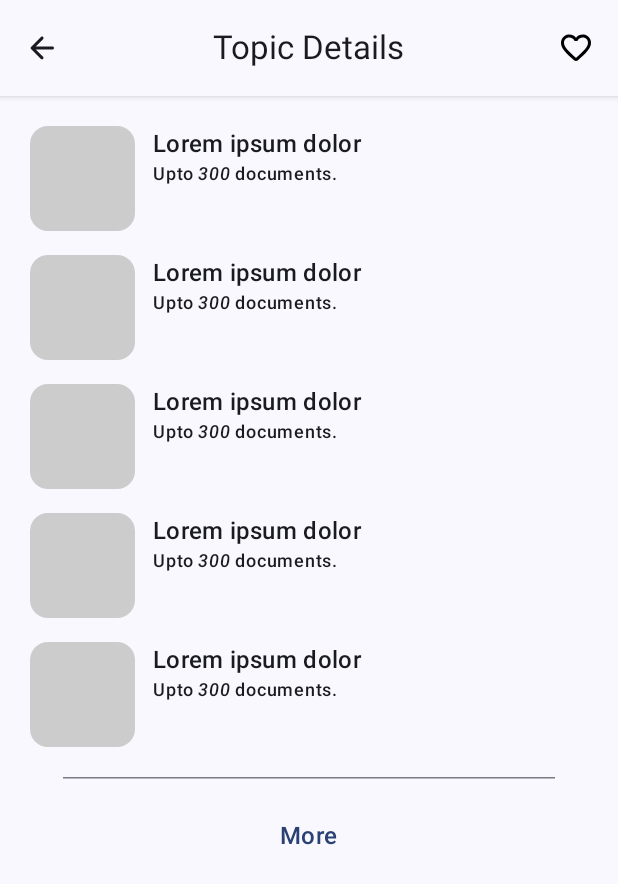
After one commit to kdbrian/Sage, an Android app built with Jetpack Compose: the composable TopicDetails shown on its own in the app's theme, on a phone screen of 412 x 824 dp. The commit adds this screen. Shown: the top 884 px of the screen. Run offline under Robolectric (Android 15) with nearby library versions, the phone set to English and light mode, and no system bars.

Commit message:
refactor/ - details screen impl

```diff
--- a/app/src/main/java/com/kdbrian/sage/MainActivity.kt
+++ b/app/src/main/java/com/kdbrian/sage/MainActivity.kt
@@ -5,13 +5,7 @@ import android.os.Bundle
 import androidx.activity.ComponentActivity
 import androidx.activity.compose.setContent
 import androidx.activity.enableEdgeToEdge
-import androidx.compose.foundation.layout.fillMaxSize
-import androidx.compose.foundation.layout.padding
-import androidx.compose.material3.Scaffold
-import androidx.compose.material3.Text
 import androidx.compose.runtime.Composable
-import androidx.compose.ui.Modifier
-import androidx.compose.ui.tooling.preview.Preview
 import androidx.core.view.WindowCompat
 import com.kdbrian.sage.ui.theme.SageTheme
 
--- a/app/src/main/java/com/kdbrian/sage/ui/composables/CategoryItem.kt
+++ b/app/src/main/java/com/kdbrian/sage/ui/composables/CategoryItem.kt
@@ -1,19 +1,16 @@
 package com.kdbrian.sage.ui.composables
 
 import androidx.compose.foundation.layout.Arrangement
-import androidx.compose.foundation.layout.Box
 import androidx.compose.foundation.layout.Row
 import androidx.compose.foundation.layout.fillMaxSize
 import androidx.compose.foundation.layout.padding
 import androidx.compose.foundation.layout.requiredHeightIn
 import androidx.compose.foundation.layout.requiredWidthIn
-import androidx.compose.foundation.layout.widthIn
 import androidx.compose.foundation.shape.RoundedCornerShape
 import androidx.compose.foundation.text.BasicText
 import androidx.compose.foundation.text.TextAutoSize
 import androidx.compose.material3.MaterialTheme
 import androidx.compose.material3.Surface
-import androidx.compose.material3.Text
 import androidx.compose.runtime.Composable
 import androidx.compose.ui.Alignment
 import androidx.compose.ui.Modifier
--- /dev/null
+++ b/app/src/main/java/com/kdbrian/sage/ui/composables/ListItemPreview.kt
@@ -0,0 +1,98 @@
+package com.kdbrian.sage.ui.composables
+
+import androidx.compose.foundation.background
+import androidx.compose.foundation.layout.Box
+import androidx.compose.foundation.layout.Column
+import androidx.compose.foundation.layout.Row
+import androidx.compose.foundation.layout.Spacer
+import androidx.compose.foundation.layout.fillMaxSize
+import androidx.compose.foundation.layout.fillMaxWidth
+import androidx.compose.foundation.layout.padding
+import androidx.compose.foundation.layout.size
+import androidx.compose.foundation.shape.RoundedCornerShape
+import androidx.compose.material3.MaterialTheme
+import androidx.compose.material3.Surface
+import androidx.compose.material3.Text
+import androidx.compose.runtime.Composable
+import androidx.compose.ui.Alignment
+import androidx.compose.ui.Modifier
+import androidx.compose.ui.graphics.Color
+import androidx.compose.ui.text.SpanStyle
+import androidx.compose.ui.text.buildAnnotatedString
+import androidx.compose.ui.text.font.FontStyle
+import androidx.compose.ui.text.font.FontWeight
+import androidx.compose.ui.text.withStyle
+import androidx.compose.ui.tooling.preview.Preview
+import androidx.compose.ui.tooling.preview.datasource.LoremIpsum
+import androidx.compose.ui.unit.dp
+import com.kdbrian.sage.App
+
+@Composable
+fun ListItemPreview(
+    modifier: Modifier = Modifier,
+    onClick: () -> Unit = {}
+) {
+
+    Surface(
+        onClick = onClick,
+        modifier = modifier
+            .fillMaxWidth()
+            .padding(4.dp),
+        shape = RoundedCornerShape(16.dp),
+    ) {
+        Row(
+            modifier = Modifier.padding(4.dp),
+            verticalAlignment = Alignment.Top
+        ) {
+
+            Box(
+                modifier = Modifier
+                    .size(70.dp)
+                    .background(color = Color.LightGray, shape = RoundedCornerShape(12.dp))
+            )
+
+            Spacer(Modifier.padding(6.dp))
+
+            Column(
+                horizontalAlignment = Alignment.Start,
+
+                ) {
+
+                Text(
+                    text = LoremIpsum(3).values.joinToString(),
+                    style = MaterialTheme.typography.titleMedium
+                )
+
+                Text(
+                    text = buildAnnotatedString {
+                        append("Upto ")
+                        withStyle(
+                            SpanStyle(
+                                fontStyle = FontStyle.Italic,
+                                fontWeight = FontWeight.SemiBold
+                            )
+                        ) {
+                            append("300 ")
+                        }
+                        append("documents.")
+                    },
+                    style = MaterialTheme.typography.labelMedium
+                )
+            }
+
+        }
+
+
+    }
+
+}
+
+@Preview
+@Composable
+private fun TopicItemPreviewPrev() {
+    App {
+        Box(modifier = Modifier.fillMaxSize(), contentAlignment = Alignment.Center) {
+            ListItemPreview()
+        }
+    }
+}
--- a/app/src/main/java/com/kdbrian/sage/ui/composables/RoundedInputField.kt
+++ b/app/src/main/java/com/kdbrian/sage/ui/composables/RoundedInputField.kt
@@ -6,9 +6,6 @@ import androidx.compose.foundation.text.KeyboardOptions
 import androidx.compose.foundation.text.input.TextFieldState
 import androidx.compose.foundation.text.input.rememberTextFieldState
 import androidx.compose.foundation.text.input.setTextAndPlaceCursorAtEnd
-import androidx.compose.material.icons.Icons
-import androidx.compose.material.icons.rounded.Search
-import androidx.compose.material3.Icon
 import androidx.compose.material3.MaterialTheme
 import androidx.compose.material3.Text
 import androidx.compose.material3.TextField
--- a/app/src/main/java/com/kdbrian/sage/ui/composables/RowButton.kt
+++ b/app/src/main/java/com/kdbrian/sage/ui/composables/RowButton.kt
@@ -5,10 +5,6 @@ import androidx.compose.foundation.layout.Row
 import androidx.compose.foundation.layout.fillMaxWidth
 import androidx.compose.foundation.layout.padding
 import androidx.compose.foundation.shape.RoundedCornerShape
-import androidx.compose.material.icons.Icons
-import androidx.compose.material.icons.rounded.KeyboardArrowRight
-import androidx.compose.material3.Icon
-import androidx.compose.material3.IconButton
 import androidx.compose.material3.MaterialTheme
 import androidx.compose.material3.Surface
 import androidx.compose.material3.Text
--- a/app/src/main/java/com/kdbrian/sage/ui/composables/TopicCard.kt
+++ b/app/src/main/java/com/kdbrian/sage/ui/composables/TopicCard.kt
@@ -3,7 +3,6 @@ package com.kdbrian.sage.ui.composables
 import androidx.compose.foundation.layout.Box
 import androidx.compose.foundation.layout.fillMaxSize
 import androidx.compose.foundation.layout.requiredSize
-import androidx.compose.foundation.layout.sizeIn
 import androidx.compose.foundation.shape.RoundedCornerShape
 import androidx.compose.material3.MaterialTheme
 import androidx.compose.material3.Surface
--- a/app/src/main/java/com/kdbrian/sage/ui/screens/HomeScreen.kt
+++ b/app/src/main/java/com/kdbrian/sage/ui/screens/HomeScreen.kt
@@ -18,17 +18,12 @@ import androidx.compose.foundation.shape.RoundedCornerShape
 import androidx.compose.material.icons.Icons
 import androidx.compose.material.icons.automirrored.rounded.OpenInNew
 import androidx.compose.material.icons.rounded.Search
-import androidx.compose.material3.DrawerValue
 import androidx.compose.material3.Icon
 import androidx.compose.material3.MaterialTheme
-import androidx.compose.material3.ModalDrawerSheet
-import androidx.compose.material3.ModalNavigationDrawer
-import androidx.compose.material3.NavigationDrawerItem
 import androidx.compose.material3.Scaffold
 import androidx.compose.material3.Surface
 import androidx.compose.material3.Text
 import androidx.compose.material3.TextButton
-import androidx.compose.material3.rememberDrawerState
 import androidx.compose.runtime.Composable
 import androidx.compose.ui.Alignment
 import androidx.compose.ui.Modifier
@@ -40,7 +35,6 @@ import androidx.compose.ui.text.buildAnnotatedString
 import androidx.compose.ui.text.font.FontWeight
 import androidx.compose.ui.text.style.TextAlign
 import androidx.compose.ui.tooling.preview.Preview
-import androidx.compose.ui.tooling.preview.datasource.LoremIpsum
 import androidx.compose.ui.unit.dp
 import coil3.compose.AsyncImage
 import com.kdbrian.sage.R
--- /dev/null
+++ b/app/src/main/java/com/kdbrian/sage/ui/screens/TopicDetails.kt
@@ -0,0 +1,142 @@
+package com.kdbrian.sage.ui.screens
+
+import androidx.compose.animation.animateColorAsState
+import androidx.compose.foundation.layout.Arrangement
+import androidx.compose.foundation.layout.Box
+import androidx.compose.foundation.layout.Column
+import androidx.compose.foundation.layout.padding
+import androidx.compose.foundation.lazy.LazyColumn
+import androidx.compose.material.icons.Icons
+import androidx.compose.material.icons.automirrored.rounded.ArrowBack
+import androidx.compose.material.icons.rounded.Favorite
+import androidx.compose.material.icons.rounded.FavoriteBorder
+import androidx.compose.material3.CenterAlignedTopAppBar
+import androidx.compose.material3.ExperimentalMaterial3Api
+import androidx.compose.material3.HorizontalDivider
+import androidx.compose.material3.Icon
+import androidx.compose.material3.IconButton
+import androidx.compose.material3.MaterialTheme
+import androidx.compose.material3.Scaffold
+import androidx.compose.material3.Surface
+import androidx.compose.material3.Text
+import androidx.compose.material3.TextButton
+import androidx.compose.runtime.Composable
+import androidx.compose.runtime.derivedStateOf
+import androidx.compose.runtime.getValue
+import androidx.compose.runtime.mutableStateOf
+import androidx.compose.runtime.remember
+import androidx.compose.runtime.setValue
+import androidx.compose.ui.Alignment
+import androidx.compose.ui.Modifier
+import androidx.compose.ui.graphics.Color
+import androidx.compose.ui.tooling.preview.Preview
+import androidx.compose.ui.unit.dp
+import com.kdbrian.sage.App
+import com.kdbrian.sage.ui.composables.ListItemPreview
+
+@OptIn(ExperimentalMaterial3Api::class)
+@Composable
+fun TopicDetails() {
+
+
+    var isFavorite by remember {
+        mutableStateOf(false)
+    }
+
+    val icon = remember {
+        derivedStateOf {
+            if (isFavorite)
+                Icons.Rounded.Favorite
+            else
+                Icons.Rounded.FavoriteBorder
+        }
+    }
+
+
+    Scaffold(
+        topBar = {
+            Surface(
+                shadowElevation = 3.dp
+            ) {
+                CenterAlignedTopAppBar(
+                    title = {
+                        Text(
+                            text = "Topic Details"
+                        )
+                    },
+                    navigationIcon = {
+                        IconButton(onClick = {}) {
+                            Icon(
+                                imageVector = Icons.AutoMirrored.Rounded.ArrowBack,
+                                contentDescription = null
+                            )
+                        }
+                    },
+                    actions = {
+                        val tint by animateColorAsState(
+                            if (isFavorite)
+                                Color.Red
+                            else
+                                Color.Black
+                        )
+
+
+                        IconButton(onClick = {
+                            isFavorite = !isFavorite
+                        }) {
+                            Icon(
+                                tint = tint,
+                                imageVector = icon.value,
+                                contentDescription = null
+                            )
+                        }
+                    }
+                )
+            }
+        }
+    ) {
+        LazyColumn(
+            modifier = Modifier
+                .padding(it)
+                .padding(12.dp)
+        ) {
+            items(5) {
+                ListItemPreview()
+            }
+
+            item {
+                Box(
+                    contentAlignment = Alignment.Center,
+                ) {
+                    Column(
+                        modifier = Modifier.padding(6.dp),
+                        horizontalAlignment = Alignment.CenterHorizontally,
+                        verticalArrangement = Arrangement.spacedBy(8.dp)
+                    ) {
+                        HorizontalDivider(
+                            modifier = Modifier.padding(
+                                horizontal = 24.dp,
+                                vertical = 6.dp
+                            )
+                        )
+
+                        TextButton(onClick = {}) {
+                            Text(text = "More", style = MaterialTheme.typography.titleMedium)
+                        }
+
+                    }
+                }
+            }
+        }
+    }
+
+
+}
+
+@Preview
+@Composable
+private fun TopicDetailsPrev() {
+    App {
+        TopicDetails()
+    }
+}
```
Also changed, not shown: app/src/main/java/com/kdbrian/sage/ui/screens/CreateScreen.kt (+8 -1 lines), app/src/main/java/com/kdbrian/sage/ui/screens/DocumentDetails.kt (added, +243 -0 lines), app/src/main/res/drawable-nodpi/stars_2_24dp_1f1f1f_fill0_wght400_grad0_opsz24.xml (added, +9 -0 lines).
